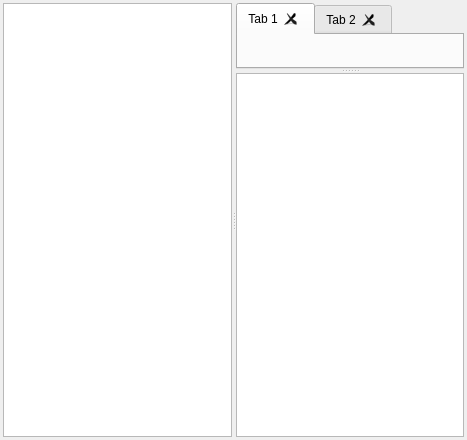
Before: the Qt Designer form IFace/MainWindow.ui in bobrnor/IFace, drawn with Qt 5.
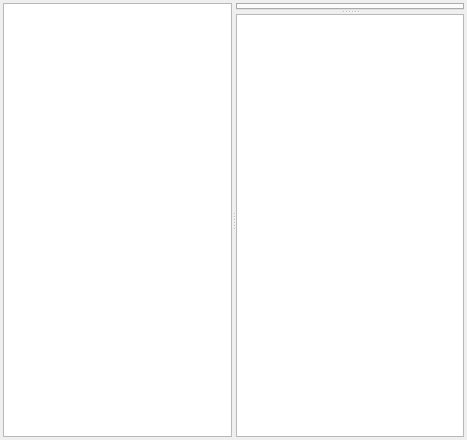
After: the same form once the commit is applied.

Patch:
```diff
--- a/IFace/MainWindow.ui
+++ b/IFace/MainWindow.ui
@@ -80,22 +80,15 @@
           <property name="tabShape">
            <enum>QTabWidget::Rounded</enum>
           </property>
+          <property name="documentMode">
+           <bool>false</bool>
+          </property>
           <property name="tabsClosable">
            <bool>true</bool>
           </property>
           <property name="movable">
            <bool>true</bool>
           </property>
-          <widget class="QWidget" name="tab">
-           <attribute name="title">
-            <string>Tab 1</string>
-           </attribute>
-          </widget>
-          <widget class="QWidget" name="tab_2">
-           <attribute name="title">
-            <string>Tab 2</string>
-           </attribute>
-          </widget>
          </widget>
          <widget class="QColumnView" name="errorTable">
           <property name="editTriggers">
```
